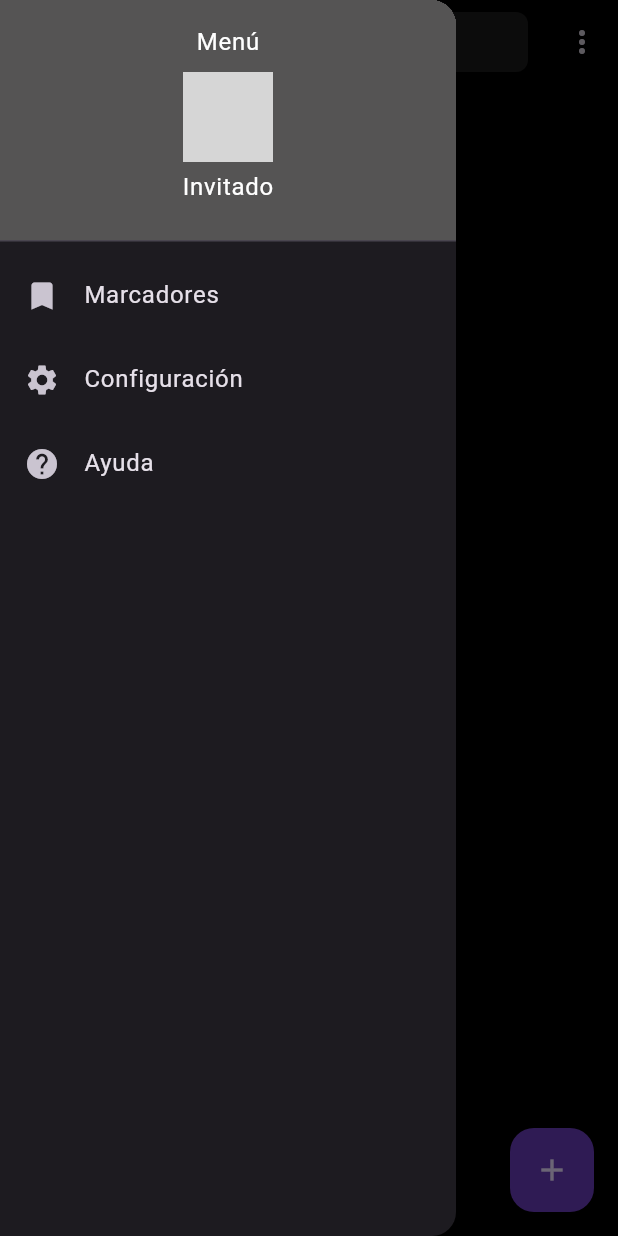
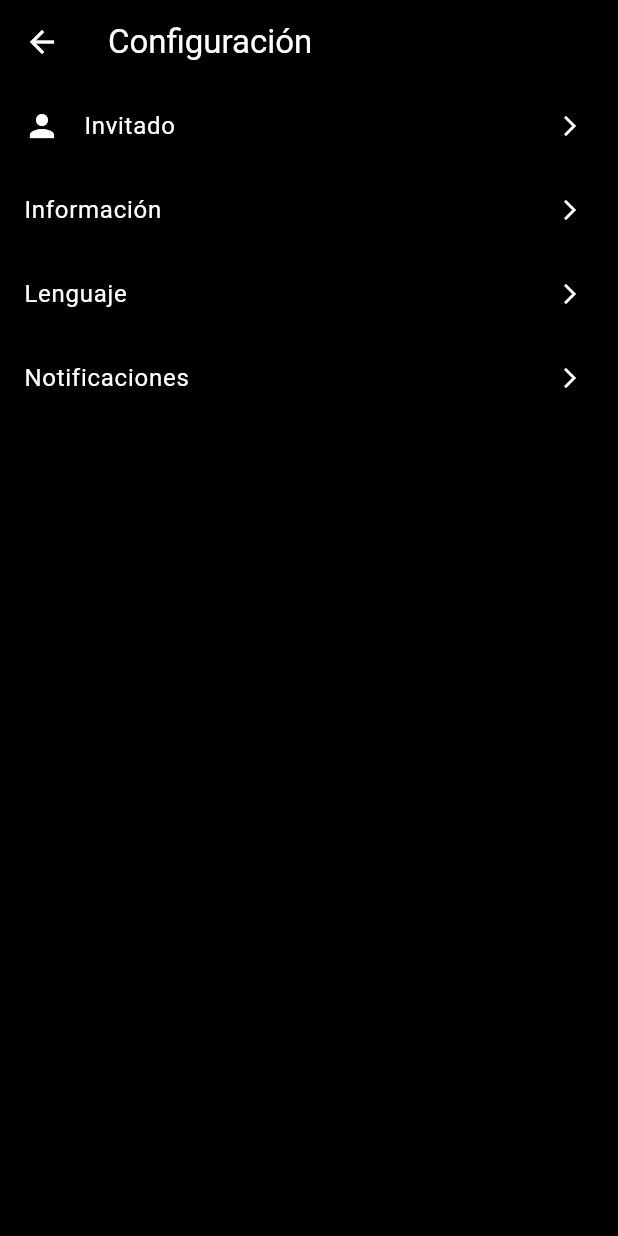
Before and after one commit to SkyKipz/Studyflash, a Flutter app: the screen it shows after launch, after a tap on the "menu" icon, after a tap on "Configuración", on a phone screen of 412 x 824 dp. Run offline on Flutter 3.47's test engine with Material 3 defaults, Android fonts, the phone set to English and light mode, and no system bars; our stand-ins replace firebase_auth, firebase_core, firebase_database, flutter_dotenv, google_sign_in; accounts and stored records are empty; grey boxes are pictures that could not be loaded.

Commit message:
paginas configuracion

```diff
--- /dev/null
+++ b/studyflash/lib/presentation/screens/confi.dart
@@ -0,0 +1,64 @@
+import 'package:flutter/material.dart';
+import 'configuracion/info.dart';
+import 'configuracion/leng.dart';
+import 'configuracion/noti.dart';
+
+class ConfiScreen extends StatelessWidget {
+  const ConfiScreen({super.key});
+
+  @override
+  Widget build(BuildContext context) {
+    return Scaffold(
+      backgroundColor: Colors.black,
+      appBar: AppBar(
+        backgroundColor: Colors.black,
+        leading: IconButton(
+          icon: const Icon(Icons.arrow_back, color: Colors.white),
+          onPressed: () {
+            Navigator.pop(context); // Volver a home_screen.dart
+          },
+        ),
+        title: const Text('Configuración', style: TextStyle(color: Colors.white)),
+      ),
+      body: ListView(
+        children: [
+          const ListTile(
+            leading: Icon(Icons.person, color: Colors.white),
+            title: Text('Invitado', style: TextStyle(color: Colors.white)),
+            trailing: Icon(Icons.arrow_forward_ios, color: Colors.white, size: 16),
+          ),
+          ListTile(
+            title: const Text('Información', style: TextStyle(color: Colors.white)),
+            trailing: const Icon(Icons.arrow_forward_ios, color: Colors.white, size: 16),
+            onTap: () {
+              Navigator.push(
+                context,
+                MaterialPageRoute(builder: (context) => const InfoScreen()),
+              );
+            },
+          ),
+          ListTile(
+            title: const Text('Lenguaje', style: TextStyle(color: Colors.white)),
+            trailing: const Icon(Icons.arrow_forward_ios, color: Colors.white, size: 16),
+            onTap: () {
+              Navigator.push(
+                context,
+                MaterialPageRoute(builder: (context) => const LengScreen()),
+              );
+            },
+          ),
+          ListTile(
+            title: const Text('Notificaciones', style: TextStyle(color: Colors.white)),
+            trailing: const Icon(Icons.arrow_forward_ios, color: Colors.white, size: 16),
+            onTap: () {
+              Navigator.push(
+                context,
+                MaterialPageRoute(builder: (context) => const NotiScreen()),
+               );
+            },
+          ),
+        ],
+      ),
+    );
+  }
+}
--- a/studyflash/lib/presentation/screens/home_screen.dart
+++ b/studyflash/lib/presentation/screens/home_screen.dart
@@ -1,5 +1,6 @@
 import 'package:flutter/material.dart';
 import 'home_screen2.dart';
+import 'confi.dart';
 
 class NewHomeScreen extends StatelessWidget {
   const NewHomeScreen({super.key});
@@ -28,7 +29,12 @@ class NewHomeScreen extends StatelessWidget {
                         SizedBox(height: 8),
                         CircleAvatar(
                           radius: 30,  // Tamaño de la imagen
-                          backgroundImage: AssetImage('assets/default_profile.png'),  // Imagen predeterminada
+                           backgroundColor: Colors.grey[800],
+                          child: Icon(
+                            Icons.person,
+                            color: Colors.white,
+                            size: 30, // Tamaño del ícono dentro del círculo
+                          ),
                         ),
                         SizedBox(height: 5),  // Espacio entre la imagen y el texto
                         Text(
@@ -52,7 +58,10 @@ class NewHomeScreen extends StatelessWidget {
                     leading: Icon(Icons.settings),
                     title: Text('Configuración'),
                     onTap: () {
-                      // Funcionalidad futura para Configuración
+                      Navigator.push(
+                        context,
+                        MaterialPageRoute(builder: (context) => const ConfiScreen()),
+                      );
                     },
                   ),
                   ListTile(
```
Also changed, not shown: studyflash/lib/presentation/screens/configuracion/info.dart (added, +60 -0 lines), studyflash/lib/presentation/screens/configuracion/leng.dart (added, +66 -0 lines), studyflash/lib/presentation/screens/configuracion/noti.dart (added, +65 -0 lines).
